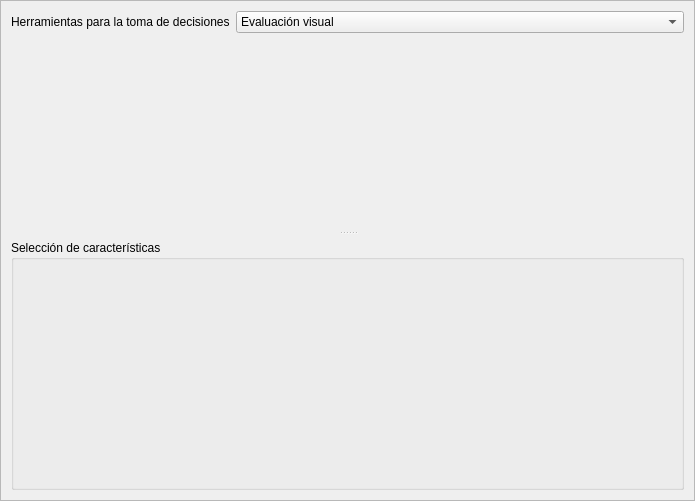
Above: ui_src/FS/FeatureSelectionWidget.ui from elagabalus01/myner before the change. Below: the same form after it.
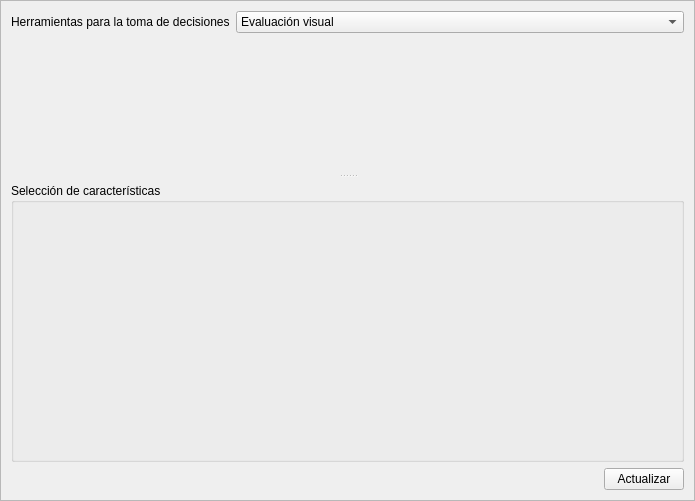
That is the form after the change.

What changed in the file:
```diff
--- a/ui_src/FS/FeatureSelectionWidget.ui
+++ b/ui_src/FS/FeatureSelectionWidget.ui
@@ -175,6 +175,13 @@
              </layout>
             </widget>
            </item>
+           <item row="1" column="0" alignment="Qt::AlignRight">
+            <widget class="QPushButton" name="btn_update_features">
+             <property name="text">
+              <string>Actualizar</string>
+             </property>
+            </widget>
+           </item>
           </layout>
          </widget>
         </widget>
```
